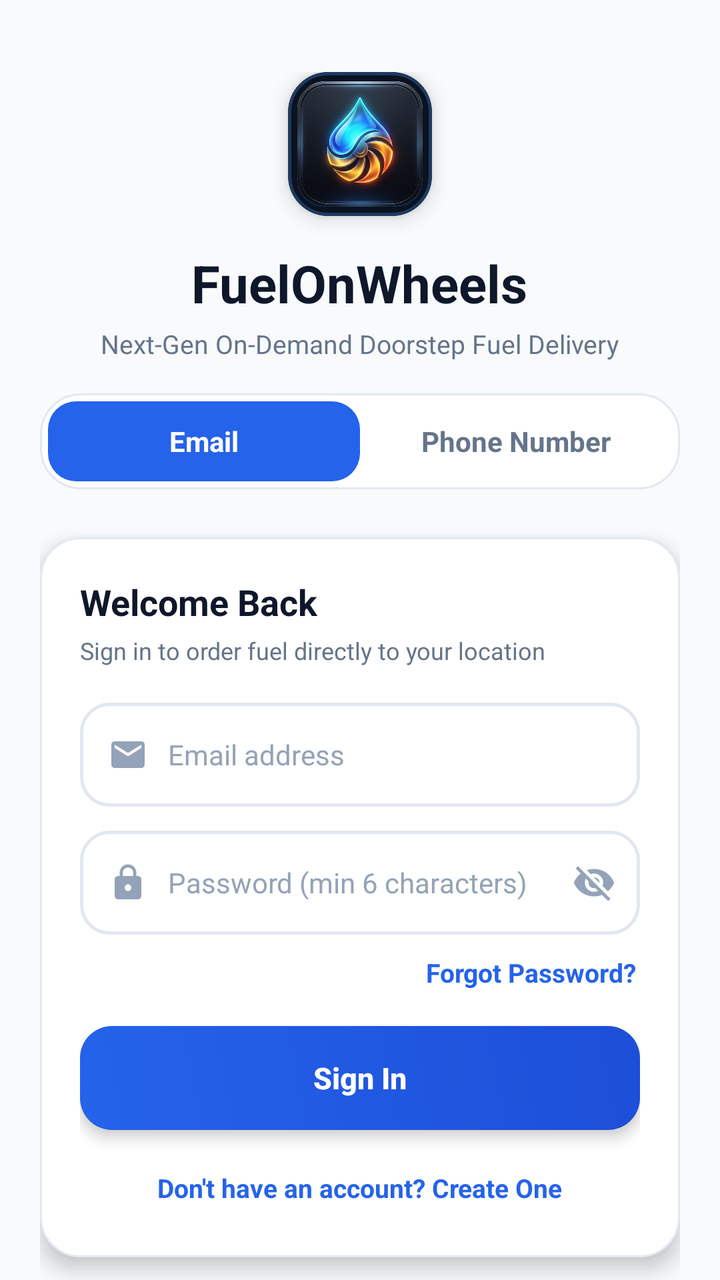
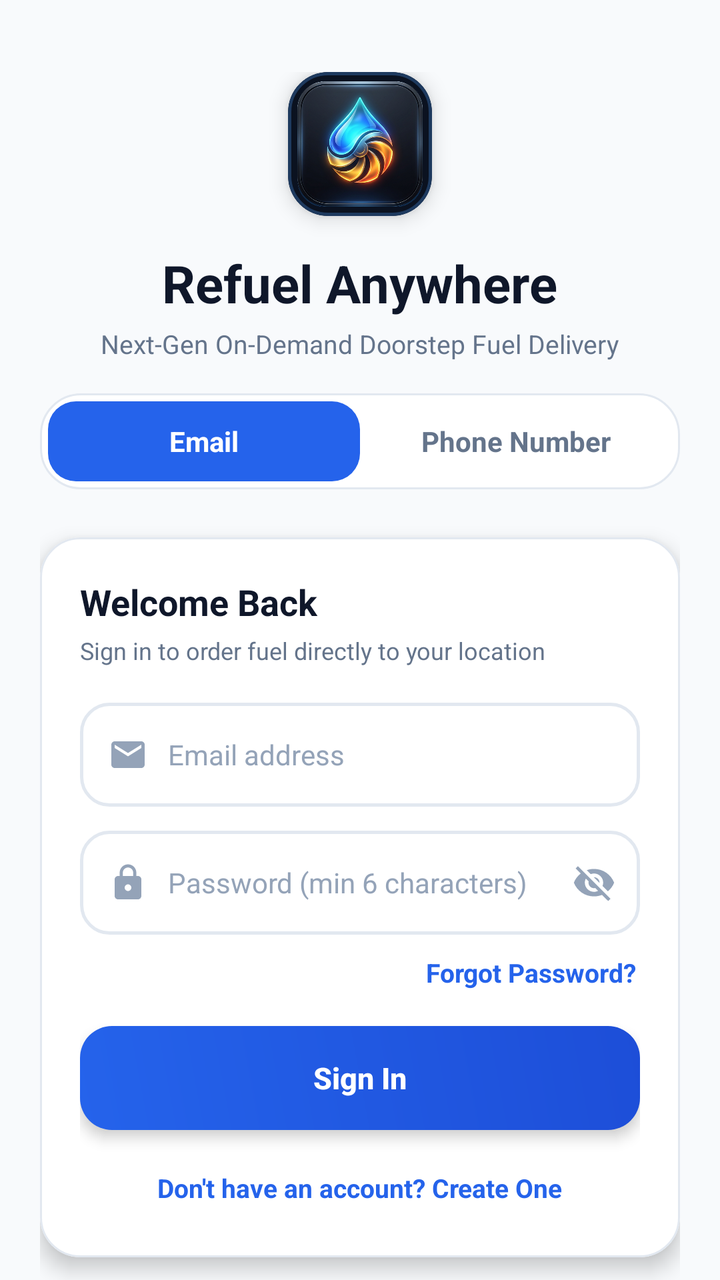

Screens rendered from an Android XML layout before and after an edit, with the pre-edit source and the edit as a unified diff.
<!-- AndroidManifest.xml: application theme Theme.FuelOnWheelsApp -->
<!-- res/layout/activity_sign_in.xml -->
<?xml version="1.0" encoding="utf-8"?>
<androidx.core.widget.NestedScrollView xmlns:android="http://schemas.android.com/apk/res/android"
    xmlns:app="http://schemas.android.com/apk/res-auto"
    xmlns:tools="http://schemas.android.com/tools"
    android:layout_width="match_parent"
    android:layout_height="match_parent"
    android:background="@color/bg_slate"
    android:fillViewport="true"
    tools:context=".signIn.SignInActivity">

    <LinearLayout
        android:layout_width="match_parent"
        android:layout_height="wrap_content"
        android:gravity="center_horizontal"
        android:orientation="vertical"
        android:paddingStart="20dp"
        android:paddingTop="36dp"
        android:paddingEnd="20dp"
        android:paddingBottom="28dp">

        
        <com.google.android.material.card.MaterialCardView
            android:layout_width="72dp"
            android:layout_height="72dp"
            android:layout_marginBottom="16dp"
            app:cardBackgroundColor="#0B1220"
            app:cardCornerRadius="20dp"
            app:cardElevation="6dp"
            app:strokeColor="#1E3A5F"
            app:strokeWidth="1.5dp">

            <ImageView
                android:layout_width="match_parent"
                android:layout_height="match_parent"
                android:contentDescription="@string/logo"
                android:padding="2dp"
                android:src="@drawable/logo" />
        </com.google.android.material.card.MaterialCardView>

        
        <TextView
            android:layout_width="wrap_content"
            android:layout_height="wrap_content"
            android:text="FuelOnWheels"
            android:textColor="@color/brand_navy"
            android:textSize="26sp"
            android:textStyle="bold" />

        <TextView
            android:layout_width="wrap_content"
            android:layout_height="wrap_content"
            android:layout_marginTop="4dp"
            android:layout_marginBottom="16dp"
            android:text="Next-Gen On-Demand Doorstep Fuel Delivery"
            android:textColor="@color/text_secondary"
            android:textSize="13sp" />

        
        <LinearLayout
            android:layout_width="match_parent"
            android:layout_height="48dp"
            android:layout_marginBottom="24dp"
            android:background="@drawable/card_elevated_rounded"
            android:orientation="horizontal"
            android:padding="4dp">

            
            <TextView
                android:id="@+id/tab_email"
                android:layout_width="0dp"
                android:layout_height="match_parent"
                android:layout_weight="1"
                android:background="@drawable/tab_selected_bg"
                android:gravity="center"
                android:text="Email"
                android:textColor="@color/white"
                android:textSize="14sp"
                android:textStyle="bold" />

            
            <TextView
                android:id="@+id/tab_phone"
                android:layout_width="0dp"
                android:layout_height="match_parent"
                android:layout_weight="1"
                android:gravity="center"
                android:text="Phone Number"
                android:textColor="@color/text_secondary"
                android:textSize="14sp"
                android:textStyle="bold" />
        </LinearLayout>

        
        <com.google.android.material.card.MaterialCardView
            android:layout_width="match_parent"
            android:layout_height="wrap_content"
            android:layout_marginBottom="20dp"
            app:cardBackgroundColor="@color/surface_card"
            app:cardCornerRadius="20dp"
            app:cardElevation="6dp"
            app:strokeColor="@color/card_border"
            app:strokeWidth="1dp">

            <LinearLayout
                android:layout_width="match_parent"
                android:layout_height="wrap_content"
                android:orientation="vertical"
                android:padding="20dp">

                
                <LinearLayout
                    android:id="@+id/layout_email_form"
                    android:layout_width="match_parent"
                    android:layout_height="wrap_content"
                    android:orientation="vertical"
                    android:visibility="visible">

                    <TextView
                        android:id="@+id/tv_form_title"
                        android:layout_width="wrap_content"
                        android:layout_height="wrap_content"
                        android:layout_marginBottom="4dp"
                        android:text="Welcome Back"
                        android:textColor="@color/brand_navy"
                        android:textSize="18sp"
                        android:textStyle="bold" />

                    <TextView
                        android:id="@+id/tv_form_subtitle"
                        android:layout_width="wrap_content"
                        android:layout_height="wrap_content"
                        android:layout_marginBottom="18dp"
                        android:text="Sign in to order fuel directly to your location"
                        android:textColor="@color/text_secondary"
                        android:textSize="12sp" />

                    
                    <LinearLayout
                        android:id="@+id/layout_full_name"
                        android:layout_width="match_parent"
                        android:layout_height="52dp"
                        android:layout_marginBottom="12dp"
                        android:background="@drawable/input_field_bg"
                        android:gravity="center_vertical"
                        android:orientation="horizontal"
                        android:paddingStart="14dp"
                        android:paddingEnd="14dp"
                        android:visibility="gone">

                        <ImageView
                            android:layout_width="20dp"
                            android:layout_height="20dp"
                            android:layout_marginEnd="10dp"
                            android:contentDescription="@null"
                            android:src="@drawable/ic_baseline_person_24"
                            app:tint="@color/text_muted" />

                        <EditText
                            android:id="@+id/et_full_name"
                            android:layout_width="match_parent"
                            android:layout_height="match_parent"
                            android:background="@android:color/transparent"
                            android:hint="Full Name"
                            android:inputType="textPersonName"
                            android:textColor="@color/brand_navy"
                            android:textColorHint="@color/text_muted"
                            android:textSize="14sp" />
                    </LinearLayout>

                    
                    <LinearLayout
                        android:layout_width="match_parent"
                        android:layout_height="52dp"
                        android:layout_marginBottom="12dp"
                        android:background="@drawable/input_field_bg"
                        android:gravity="center_vertical"
                        android:orientation="horizontal"
                        android:paddingStart="14dp"
                        android:paddingEnd="14dp">

                        <ImageView
                            android:layout_width="20dp"
                            android:layout_height="20dp"
                            android:layout_marginEnd="10dp"
                            android:contentDescription="@null"
                            android:src="@drawable/ic_mail_outline_24"
                            app:tint="@color/text_muted" />

                        <EditText
                            android:id="@+id/et_email"
                            android:layout_width="match_parent"
                            android:layout_height="match_parent"
                            android:background="@android:color/transparent"
                            android:hint="Email address"
                            android:inputType="textEmailAddress"
                            android:textColor="@color/brand_navy"
                            android:textColorHint="@color/text_muted"
                            android:textSize="14sp" />
                    </LinearLayout>

                    
                    <LinearLayout
                        android:layout_width="match_parent"
                        android:layout_height="52dp"
                        android:layout_marginBottom="8dp"
                        android:background="@drawable/input_field_bg"
                        android:gravity="center_vertical"
                        android:orientation="horizontal"
                        android:paddingStart="14dp"
                        android:paddingEnd="12dp">

                        <ImageView
                            android:layout_width="20dp"
                            android:layout_height="20dp"
                            android:layout_marginEnd="10dp"
                            android:contentDescription="@null"
                            android:src="@drawable/ic_lock_outline_24"
                            app:tint="@color/text_muted" />

                        <EditText
                            android:id="@+id/et_password"
                            android:layout_width="0dp"
                            android:layout_height="match_parent"
                            android:layout_weight="1"
                            android:background="@android:color/transparent"
                            android:hint="Password (min 6 characters)"
                            android:inputType="textPassword"
                            android:textColor="@color/brand_navy"
                            android:textColorHint="@color/text_muted"
                            android:textSize="14sp" />

                        <ImageView
                            android:id="@+id/iv_toggle_password"
                            android:layout_width="22dp"
                            android:layout_height="22dp"
                            android:background="?attr/selectableItemBackgroundBorderless"
                            android:contentDescription="Toggle Password"
                            android:src="@drawable/ic_visibility_off_24"
                            app:tint="@color/text_muted" />
                    </LinearLayout>

                    
                    <LinearLayout
                        android:id="@+id/layout_forgot_password"
                        android:layout_width="match_parent"
                        android:layout_height="wrap_content"
                        android:layout_marginBottom="16dp"
                        android:gravity="end"
                        android:orientation="horizontal">

                        <TextView
                            android:id="@+id/tv_forgot_password"
                            android:layout_width="wrap_content"
                            android:layout_height="wrap_content"
                            android:background="?attr/selectableItemBackgroundBorderless"
                            android:clickable="true"
                            android:focusable="true"
                            android:paddingStart="6dp"
                            android:paddingTop="2dp"
                            android:paddingEnd="2dp"
                            android:paddingBottom="2dp"
                            android:text="Forgot Password?"
                            android:textColor="@color/brand_primary"
                            android:textSize="13sp"
                            android:textStyle="bold" />
                    </LinearLayout>

                    
                    <Button
                        android:id="@+id/btn_email_submit"
                        android:layout_width="match_parent"
                        android:layout_height="52dp"
                        android:layout_marginBottom="14dp"
                        android:background="@drawable/bg_primary_button"
                        app:backgroundTint="@null"
                        android:elevation="4dp"
                        android:stateListAnimator="@null"
                        android:text="Sign In"
                        android:textAllCaps="false"
                        android:textColor="@color/white"
                        android:textSize="15sp"
                        android:textStyle="bold" />

                    
                    <TextView
                        android:id="@+id/tv_toggle_auth_mode"
                        android:layout_width="wrap_content"
                        android:layout_height="wrap_content"
                        android:layout_gravity="center_horizontal"
                        android:padding="6dp"
                        android:text="Don't have an account? Create One"
                        android:textColor="@color/brand_primary"
                        android:textSize="13sp"
                        android:textStyle="bold" />
                </LinearLayout>

                
                <LinearLayout
                    android:id="@+id/layout_phone_form"
                    android:layout_width="match_parent"
                    android:layout_height="wrap_content"
                    android:orientation="vertical"
                    android:visibility="gone">

                    <TextView
                        android:layout_width="wrap_content"
                        android:layout_height="wrap_content"
                        android:layout_marginBottom="4dp"
                        android:text="Mobile Verification"
                        android:textColor="@color/brand_navy"
                        android:textSize="18sp"
                        android:textStyle="bold" />

                    <TextView
                        android:layout_width="wrap_content"
                        android:layout_height="wrap_content"
                        android:layout_marginBottom="18dp"
                        android:text="We'll send an OTP code to verify your phone"
                        android:textColor="@color/text_secondary"
                        android:textSize="12sp" />

                    
                    <LinearLayout
                        android:layout_width="match_parent"
                        android:layout_height="52dp"
                        android:layout_marginBottom="12dp"
                        android:background="@drawable/input_field_bg"
                        android:gravity="center_vertical"
                        android:orientation="horizontal"
                        android:paddingStart="14dp"
                        android:paddingEnd="14dp">

                        <TextView
                            android:layout_width="wrap_content"
                            android:layout_height="wrap_content"
                            android:background="@drawable/badge_pill_blue"
                            android:paddingStart="8dp"
                            android:paddingTop="3dp"
                            android:paddingEnd="8dp"
                            android:paddingBottom="3dp"
                            android:text="🇮🇳 +91"
                            android:textColor="@color/pill_blue_text"
                            android:textSize="12sp"
                            android:textStyle="bold" />

                        <EditText
                            android:id="@+id/signIn_et_phone_no"
                            android:layout_width="match_parent"
                            android:layout_height="match_parent"
                            android:layout_marginStart="10dp"
                            android:background="@android:color/transparent"
                            android:hint="10-digit mobile number"
                            android:inputType="phone"
                            android:maxLength="10"
                            android:textColor="@color/brand_navy"
                            android:textColorHint="@color/text_muted"
                            android:textSize="14sp" />
                    </LinearLayout>

                    
                    <Button
                        android:id="@+id/signIn_btn_getOtp"
                        android:layout_width="match_parent"
                        android:layout_height="52dp"
                        android:layout_marginBottom="12dp"
                        android:background="@drawable/bg_primary_button"
                        app:backgroundTint="@null"
                        android:elevation="4dp"
                        android:stateListAnimator="@null"
                        android:text="Send Verification Code"
                        android:textAllCaps="false"
                        android:textColor="@color/white"
                        android:textSize="15sp"
                        android:textStyle="bold" />

                    
                    <LinearLayout
                        android:id="@+id/layout_otp_input"
                        android:layout_width="match_parent"
                        android:layout_height="wrap_content"
                        android:orientation="vertical"
                        android:visibility="gone">

                        
                        <LinearLayout
                            android:layout_width="match_parent"
                            android:layout_height="wrap_content"
                            android:layout_marginBottom="14dp"
                            android:background="@drawable/badge_pill_blue"
                            android:gravity="center_vertical"
                            android:orientation="horizontal"
                            android:paddingStart="12dp"
                            android:paddingTop="8dp"
                            android:paddingEnd="12dp"
                            android:paddingBottom="8dp">

                            <TextView
                                android:id="@+id/tv_otp_sent_to"
                                android:layout_width="0dp"
                                android:layout_height="wrap_content"
                                android:layout_weight="1"
                                android:text="SMS sent to +91 ••••• •••••"
                                android:textColor="@color/brand_navy"
                                android:textSize="12sp"
                                android:textStyle="bold" />

                            <TextView
                                android:id="@+id/tv_edit_phone"
                                android:layout_width="wrap_content"
                                android:layout_height="wrap_content"
                                android:background="?android:attr/selectableItemBackgroundBorderless"
                                android:clickable="true"
                                android:focusable="true"
                                android:paddingStart="8dp"
                                android:paddingTop="2dp"
                                android:paddingEnd="8dp"
                                android:paddingBottom="2dp"
                                android:text="Change"
                                android:textColor="@color/brand_primary"
                                android:textSize="12sp"
                                android:textStyle="bold" />
                        </LinearLayout>

                        <LinearLayout
                            android:layout_width="match_parent"
                            android:layout_height="52dp"
                            android:layout_marginBottom="6dp"
                            android:background="@drawable/input_field_bg"
                            android:gravity="center_vertical"
                            android:orientation="horizontal"
                            android:paddingStart="16dp"
                            android:paddingEnd="16dp">

                            <EditText
                                android:id="@+id/signIn_et_otp"
                                android:layout_width="match_parent"
                                android:layout_height="match_parent"
                                android:background="@android:color/transparent"
                                android:gravity="center"
                                android:hint="Enter 6-digit OTP"
                                android:inputType="number"
                                android:letterSpacing="0.2"
                                android:maxLength="6"
                                android:textColor="@color/brand_navy"
                                android:textColorHint="@color/text_muted"
                                android:textSize="20sp"
                                android:textStyle="bold" />
                        </LinearLayout>

                        <TextView
                            android:layout_width="wrap_content"
                            android:layout_height="wrap_content"
                            android:layout_gravity="center_horizontal"
                            android:layout_marginBottom="14dp"
                            android:text="OTP is valid for 10 minutes. Do not share with anyone."
                            android:textColor="@color/text_secondary"
                            android:textSize="11sp" />

                        <Button
                            android:id="@+id/signIn_btn_next"
                            android:layout_width="match_parent"
                            android:layout_height="52dp"
                            android:layout_marginBottom="8dp"
                            android:background="@drawable/bg_primary_button"
                            app:backgroundTint="@null"
                            android:elevation="4dp"
                            android:stateListAnimator="@null"
                            android:text="Verify &amp; Sign In"
                            android:textAllCaps="false"
                            android:textColor="@color/white"
                            android:textSize="15sp"
                            android:textStyle="bold" />

                        <TextView
                            android:id="@+id/signIn_tv_resend"
                            android:layout_width="wrap_content"
                            android:layout_height="wrap_content"
                            android:layout_gravity="center_horizontal"
                            android:padding="6dp"
                            android:text="Didn't receive code? Resend OTP"
                            android:textColor="@color/brand_primary"
                            android:textSize="12sp"
                            android:textStyle="bold" />
                    </LinearLayout>

                </LinearLayout>

            </LinearLayout>
        </com.google.android.material.card.MaterialCardView>

        
        <TextView
            android:layout_width="wrap_content"
            android:layout_height="wrap_content"
            android:gravity="center"
            android:paddingStart="16dp"
            android:paddingEnd="16dp"
            android:text="By continuing, you agree to FuelOnWheels' Terms of Service and Privacy Policy"
            android:textColor="@color/text_muted"
            android:textSize="11sp" />

    </LinearLayout>
</androidx.core.widget.NestedScrollView>
<!-- resources referenced by this layout -->
<resources>
  <color name="bg_slate">#F8FAFC</color>
  <color name="brand_navy">#0F172A</color>
  <color name="brand_primary">#2563EB</color>
  <color name="card_border">#E2E8F0</color>
  <color name="pill_blue_text">#1D4ED8</color>
  <color name="surface_card">#FFFFFF</color>
  <color name="text_muted">#94A3B8</color>
  <color name="text_secondary">#64748B</color>
  <color name="white">#FFFFFFFF</color>
  <!-- drawable badge_pill_blue (drawable) -->
  <?xml version="1.0" encoding="utf-8"?>
  <shape xmlns:android="http://schemas.android.com/apk/res/android"
      android:shape="rectangle">
      <solid android:color="@color/pill_blue_bg" />
      <corners android:radius="50dp" />
      <padding
          android:left="10dp"
          android:top="4dp"
          android:right="10dp"
          android:bottom="4dp" />
  </shape>
  <!-- drawable bg_primary_button (drawable) -->
  <?xml version="1.0" encoding="utf-8"?>
  <ripple xmlns:android="http://schemas.android.com/apk/res/android"
      android:color="#40FFFFFF">
      <item>
          <shape android:shape="rectangle">
              <gradient
                  android:angle="45"
                  android:startColor="#2563EB"
                  android:endColor="#1D4ED8"
                  android:type="linear" />
              <corners android:radius="16dp" />
          </shape>
      </item>
  </ripple>
  <!-- drawable card_elevated_rounded (drawable) -->
  <?xml version="1.0" encoding="utf-8"?>
  <shape xmlns:android="http://schemas.android.com/apk/res/android"
      android:shape="rectangle">
      <solid android:color="@color/surface_card" />
      <corners android:radius="20dp" />
      <stroke
          android:width="1dp"
          android:color="@color/card_border" />
  </shape>
  <!-- drawable ic_baseline_person_24 (drawable) -->
  <vector xmlns:android="http://schemas.android.com/apk/res/android"
      android:width="24dp"
      android:height="24dp"
      android:viewportWidth="24"
      android:viewportHeight="24"
      android:tint="?attr/colorControlNormal">
    <path
        android:fillColor="@android:color/white"
        android:pathData="M12,12c2.21,0 4,-1.79 4,-4s-1.79,-4 -4,-4 -4,1.79 -4,4 1.79,4 4,4zM12,14c-2.67,0 -8,1.34 -8,4v2h16v-2c0,-2.66 -5.33,-4 -8,-4z"/>
  </vector>
  <!-- drawable ic_lock_outline_24 (drawable) -->
  <vector xmlns:android="http://schemas.android.com/apk/res/android"
      android:width="24dp"
      android:height="24dp"
      android:viewportWidth="24"
      android:viewportHeight="24">
    <path
        android:fillColor="#64748B"
        android:pathData="M18,8h-1V6c0,-2.76 -2.24,-5 -5,-5S7,3.24 7,6v2H6c-1.1,0 -2,0.9 -2,2v10c0,1.1 0.9,2 2,2h12c1.1,0 2,-0.9 2,-2V10c0,-1.1 -0.9,-2 -2,-2zm-6,9c-1.1,0 -2,-0.9 -2,-2s0.9,-2 2,-2 2,0.9 2,2 -0.9,2 -2,2zm3.1,-9H8.9V6c0,-1.71 1.39,-3.1 3.1,-3.1 1.71,0 3.1,1.39 3.1,3.1v2z"/>
  </vector>
  <!-- drawable ic_mail_outline_24 (drawable) -->
  <vector xmlns:android="http://schemas.android.com/apk/res/android"
      android:width="24dp"
      android:height="24dp"
      android:viewportWidth="24"
      android:viewportHeight="24">
    <path
        android:fillColor="#64748B"
        android:pathData="M20,4H4c-1.1,0 -1.99,0.9 -1.99,2L2,18c0,1.1 0.9,2 2,2h16c1.1,0 2,-0.9 2,-2V6c0,-1.1 -0.9,-2 -2,-2zm0,4l-8,5 -8,-5V6l8,5 8,-5v2z"/>
  </vector>
  <!-- drawable input_field_bg (drawable) -->
  <?xml version="1.0" encoding="utf-8"?>
  <shape xmlns:android="http://schemas.android.com/apk/res/android"
      android:shape="rectangle">
      <solid android:color="@color/surface_card" />
      <corners android:radius="14dp" />
      <stroke
          android:width="1.5dp"
          android:color="@color/card_border" />
  </shape>
  <!-- drawable tab_selected_bg (drawable) -->
  <?xml version="1.0" encoding="utf-8"?>
  <shape xmlns:android="http://schemas.android.com/apk/res/android"
      android:shape="rectangle">
      <solid android:color="@color/brand_primary" />
      <corners android:radius="14dp" />
  </shape>
  <string name="logo">logo</string>
  <color name="pill_blue_bg">#DBEAFE</color>
  <color name="brand_primary_dark">#1D4ED8</color>
  <!-- unchanged entries left out for length: 3 -->
</resources>

<!-- the commit's change to res/layout/activity_sign_in.xml (unified diff, before → after) -->
@@ -41,7 +41,7 @@
         <TextView
             android:layout_width="wrap_content"
             android:layout_height="wrap_content"
-            android:text="FuelOnWheels"
+            android:text="Refuel Anywhere"
             android:textColor="@color/brand_navy"
             android:textSize="26sp"
             android:textStyle="bold" />
@@ -495,7 +495,7 @@
             android:gravity="center"
             android:paddingStart="16dp"
             android:paddingEnd="16dp"
-            android:text="By continuing, you agree to FuelOnWheels' Terms of Service and Privacy Policy"
+            android:text="By continuing, you agree to Refuel Anywhere's Terms of Service and Privacy Policy"
             android:textColor="@color/text_muted"
             android:textSize="11sp" />
 
